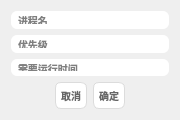
Above: AddProcessWidget.ui from dyfyyds/Process before the change. Below: the same form after it.
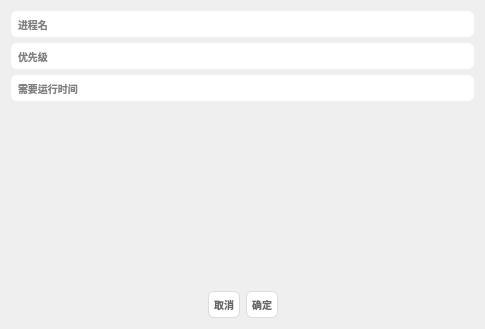
That is the form after the change.

Diff of the .ui file:
```diff
--- a/AddProcessWidget.ui
+++ b/AddProcessWidget.ui
@@ -6,8 +6,8 @@
    <rect>
     <x>0</x>
     <y>0</y>
-    <width>180</width>
-    <height>120</height>
+    <width>485</width>
+    <height>329</height>
    </rect>
   </property>
   <property name="minimumSize">
@@ -19,14 +19,21 @@
   <property name="windowTitle">
    <string>Form</string>
   </property>
-  <layout class="QVBoxLayout" name="verticalLayout_2">
-   <item>
+  <property name="styleSheet">
+   <string notr="true"/>
+  </property>
     <layout class="QVBoxLayout" name="verticalLayout">
      <item>
+    <layout class="QHBoxLayout" name="horizontalLayout_2">
+     <property name="spacing">
+      <number>0</number>
+     </property>
+     <item>
       <widget class="QLineEdit" name="Name">
        <property name="styleSheet">
         <string notr="true">#Name{
 border-radius: 6px;
+border-right: none;
 padding: 5px;
 font-size: 10px;
 font-weight: bold;
@@ -46,6 +53,8 @@
        </property>
       </widget>
      </item>
+    </layout>
+   </item>
      <item>
       <widget class="QLineEdit" name="Priority">
        <property name="styleSheet">
@@ -81,8 +90,6 @@
         <string>需要运行时间</string>
        </property>
       </widget>
-     </item>
-    </layout>
    </item>
    <item>
     <spacer name="verticalSpacer">
```
Lines whose indentation alone changed are shown as unchanged.
